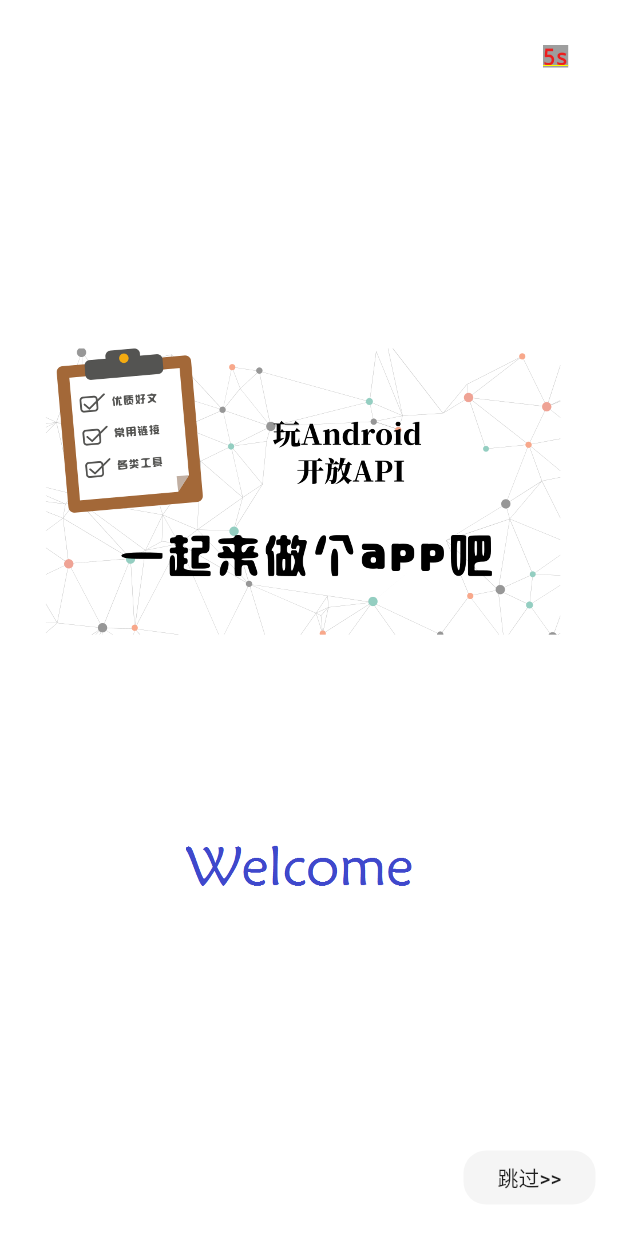
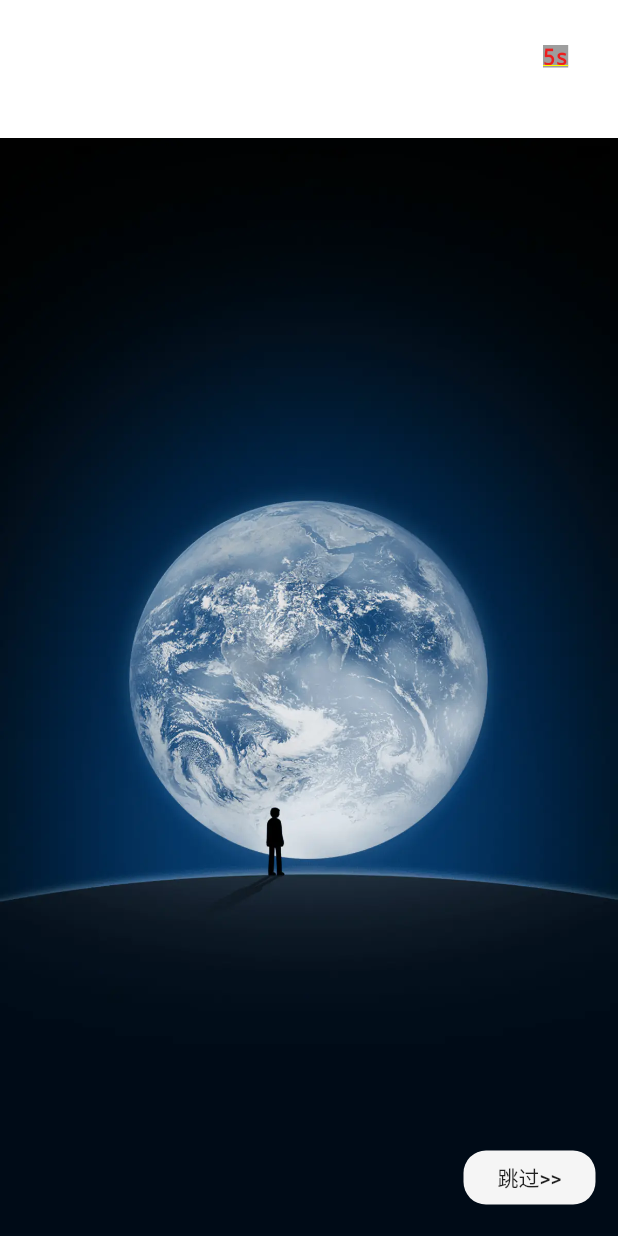
Before and after one commit to SunnyLy/flutter_sunny_demo, a Flutter app: the first screen one second after launch, on a phone screen of 412 x 824 dp. Run offline on Flutter 3.47's test engine with Material 2 defaults, Android fonts, the phone set to English and light mode, and no system bars; our stand-ins replace fluttertoast, shared_preferences, synchronized.

Commit message:
引导页面
Signed-off-by: SunnyLy <450512747@qq.com>

```diff
--- a/lib/res.dart
+++ b/lib/res.dart
@@ -14,5 +14,5 @@
   static const String icon_mine_selected = "images/icon_mine_selected.png";
   static const String icon_wechat = "images/icon_wechat.png";
   static const String icon_wechat_selected = "images/icon_wechat_selected.png";
-  static const String splash_bg = "images/splash_bg.png";
+  static const String splash_bg = "images/splash_bg.webp";
 }
--- a/pubspec.yaml
+++ b/pubspec.yaml
@@ -104,4 +104,4 @@
     - images/icon_mine_selected.png
     - images/icon_wechat.png
     - images/icon_wechat_selected.png
-    - images/splash_bg.png
+    - images/splash_bg.webp
```
Also changed, not shown: images/splash_bg.webp (added), 1 other file.
